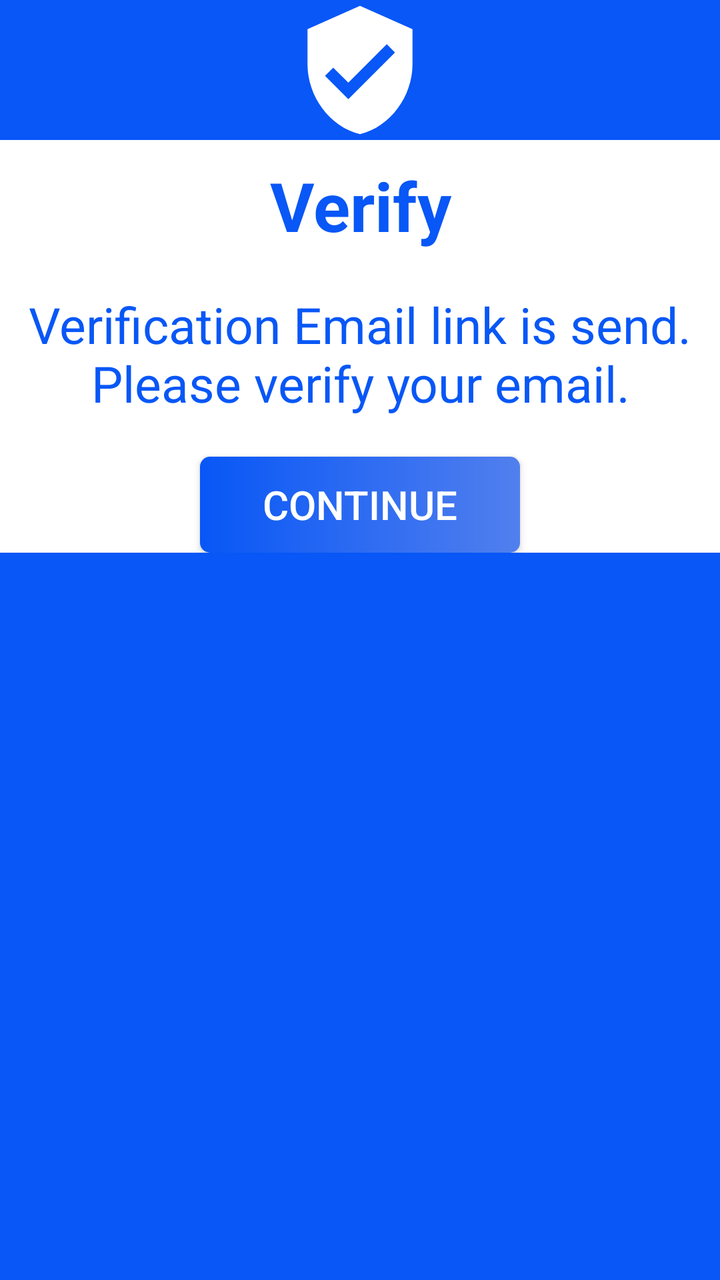
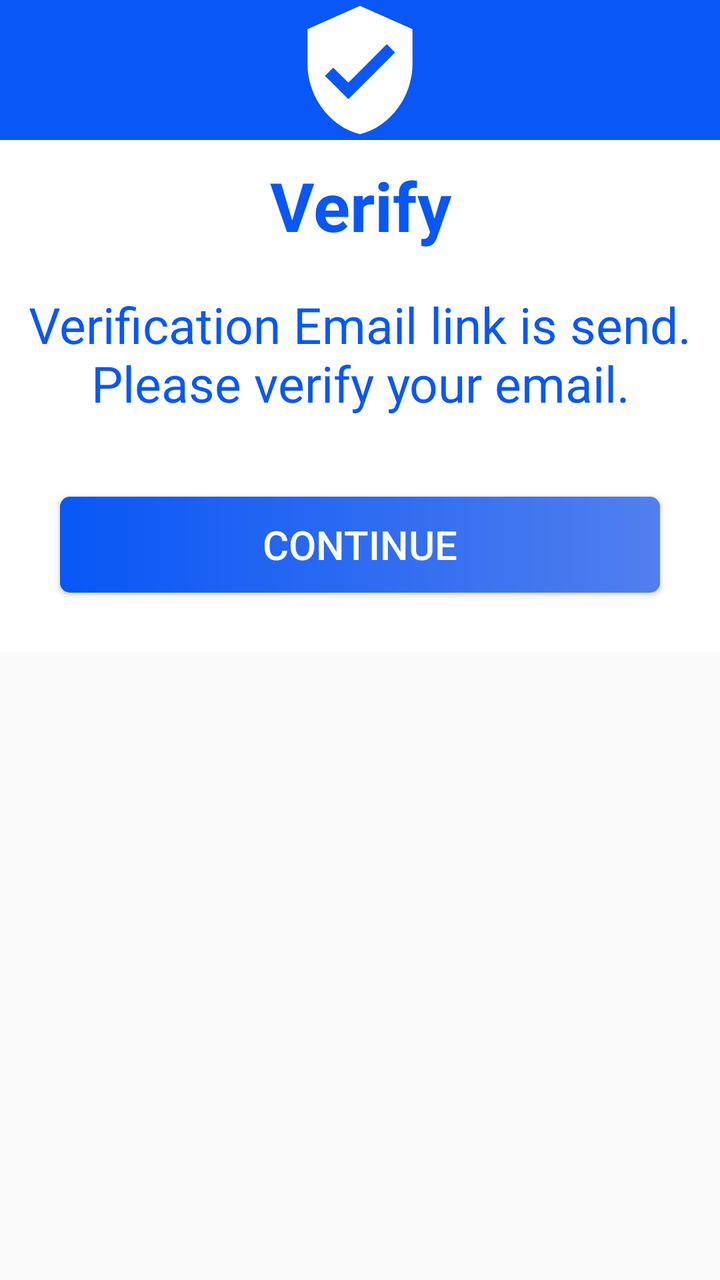

The first picture is an Android layout as it rendered before a commit; the second is the same layout after the commit. The layout source and the unified diff follow.
<!-- AndroidManifest.xml: application theme Theme.MCOEAdminApp -->
<!-- res/layout/custom_dialog_layout.xml -->
<?xml version="1.0" encoding="utf-8"?>
<LinearLayout xmlns:android="http://schemas.android.com/apk/res/android"
    android:layout_width="match_parent"
    android:layout_height="wrap_content"
    xmlns:app="http://schemas.android.com/apk/res-auto"
    android:background="@color/primary"
    android:orientation="vertical">

    <ImageView
        android:layout_width="match_parent"
        android:layout_height="70dp"
        android:src="@drawable/baseline_verified_user_24"/>
    <LinearLayout
        android:layout_width="match_parent"
        android:layout_height="wrap_content"
        android:background="@color/white"
        android:orientation="vertical">

        <TextView
            android:id="@+id/txt_dialog_box_title"
            android:layout_width="match_parent"
            android:layout_height="wrap_content"
            android:text="Verify"
            android:textSize="34sp"
            android:textStyle="bold"
            android:gravity="center"
            android:layout_margin="10dp"
            android:textColor="@color/primary"/>

        <TextView
            android:id="@+id/txt_dialog_box_context"
            android:layout_width="match_parent"
            android:layout_height="wrap_content"
            android:text="Verification Email link is send. Please verify your email."
            android:textSize="25sp"
            android:gravity="center"
            android:layout_margin="10dp"
            android:textColor="@color/primary"/>

        <androidx.appcompat.widget.AppCompatButton
            android:id="@+id/btn_dialog_continue"
            android:layout_width="160dp"
            android:layout_height="wrap_content"
            android:layout_gravity="center_horizontal"
            android:layout_marginTop="10dp"
            android:background="@drawable/button_background"
            android:onClick="loginActivity"
            android:text="Continue"
            android:textColor="@color/white"
            android:textSize="20dp" />

    </LinearLayout>

</LinearLayout>
<!-- resources referenced by this layout -->
<resources>
  <color name="primary">#0857F6</color>
  <color name="white">#FFFFFFFF</color>
  <!-- drawable baseline_verified_user_24 (drawable) -->
  <vector android:height="24dp"
      android:viewportHeight="24" android:viewportWidth="24"
      android:width="24dp" xmlns:android="http://schemas.android.com/apk/res/android">
      <path android:fillColor="@android:color/white" android:pathData="M12,1L3,5v6c0,5.55 3.84,10.74 9,12 5.16,-1.26 9,-6.45 9,-12L21,5l-9,-4zM10,17l-4,-4 1.41,-1.41L10,14.17l6.59,-6.59L18,9l-8,8z"/>
  </vector>
  <!-- drawable button_background (drawable) -->
  <?xml version="1.0" encoding="utf-8"?>
  <shape xmlns:android="http://schemas.android.com/apk/res/android" android:shape="rectangle">
  
      <corners android:radius="5dp"/>
  
      <gradient
          android:startColor="@color/primary"
          android:endColor="@color/secondary"/>
  </shape>
  <style name="Theme.MCOEAdminApp" parent="Theme.AppCompat.Light.DarkActionBar">
          
          <item name="colorPrimary">@color/primary</item>
          <item name="colorPrimaryVariant">@color/purple_700</item>
          <item name="colorOnPrimary">@color/white</item>
          
          <item name="colorSecondary">@color/teal_200</item>
          <item name="colorSecondaryVariant">@color/teal_700</item>
          <item name="colorOnSecondary">@color/black</item>
          
          <item name="android:statusBarColor">@color/primary</item>
          
      </style>
  <color name="secondary">#517FEE</color>
  <color name="purple_700">#3F51B5</color>
  <color name="teal_200">#FF03DAC5</color>
  <color name="teal_700">#FF018786</color>
  <color name="black">#000000</color>
</resources>

<!-- the commit's change to res/layout/custom_dialog_layout.xml (unified diff, before → after) -->
@@ -1,54 +1,62 @@
 <?xml version="1.0" encoding="utf-8"?>
-<LinearLayout xmlns:android="http://schemas.android.com/apk/res/android"
-    android:layout_width="match_parent"
-    android:layout_height="wrap_content"
-    xmlns:app="http://schemas.android.com/apk/res-auto"
-    android:background="@color/primary"
-    android:orientation="vertical">
-
-    <ImageView
-        android:layout_width="match_parent"
-        android:layout_height="70dp"
-        android:src="@drawable/baseline_verified_user_24"/>
-    <LinearLayout
+<androidx.constraintlayout.widget.ConstraintLayout xmlns:android="http://schemas.android.com/apk/res/android"
+    xmlns:tools="http://schemas.android.com/tools"
+    android:layout_width="wrap_content"
+    android:layout_height="wrap_content">
+    <ScrollView
         android:layout_width="match_parent"
         android:layout_height="wrap_content"
-        android:background="@color/white"
-        android:orientation="vertical">
-
-        <TextView
-            android:id="@+id/txt_dialog_box_title"
+        tools:ignore="MissingConstraints">
+        <LinearLayout
             android:layout_width="match_parent"
             android:layout_height="wrap_content"
-            android:text="Verify"
-            android:textSize="34sp"
-            android:textStyle="bold"
-            android:gravity="center"
-            android:layout_margin="10dp"
-            android:textColor="@color/primary"/>
+            android:background="@color/primary"
+            android:orientation="vertical">
 
-        <TextView
-            android:id="@+id/txt_dialog_box_context"
-            android:layout_width="match_parent"
-            android:layout_height="wrap_content"
-            android:text="Verification Email link is send. Please verify your email."
-            android:textSize="25sp"
-            android:gravity="center"
-            android:layout_margin="10dp"
-            android:textColor="@color/primary"/>
+            <ImageView
+                android:id="@+id/img_dilog"
+                android:layout_width="match_parent"
+                android:layout_height="70dp"
+                android:src="@drawable/baseline_verified_user_24"/>
+            <LinearLayout
+                android:layout_width="match_parent"
+                android:layout_height="wrap_content"
+                android:background="@color/white"
+                android:orientation="vertical">
 
-        <androidx.appcompat.widget.AppCompatButton
-            android:id="@+id/btn_dialog_continue"
-            android:layout_width="160dp"
-            android:layout_height="wrap_content"
-            android:layout_gravity="center_horizontal"
-            android:layout_marginTop="10dp"
-            android:background="@drawable/button_background"
-            android:onClick="loginActivity"
-            android:text="Continue"
-            android:textColor="@color/white"
-            android:textSize="20dp" />
+                <TextView
+                    android:id="@+id/txt_dialog_box_title"
+                    android:layout_width="match_parent"
+                    android:layout_height="wrap_content"
+                    android:text="Verify"
+                    android:textSize="34sp"
+                    android:textStyle="bold"
+                    android:gravity="center"
+                    android:layout_margin="10dp"
+                    android:textColor="@color/primary"/>
 
-    </LinearLayout>
+                <TextView
+                    android:id="@+id/txt_dialog_box_context"
+                    android:layout_width="match_parent"
+                    android:layout_height="wrap_content"
+                    android:text="Verification Email link is send. Please verify your email."
+                    android:textSize="25sp"
+                    android:gravity="center"
+                    android:layout_margin="10dp"
+                    android:textColor="@color/primary"/>
 
-</LinearLayout>
+                <androidx.appcompat.widget.AppCompatButton
+                    android:id="@+id/btn_dialog_continue"
+                    android:layout_width="match_parent"
+                    android:layout_height="wrap_content"
+                    android:layout_gravity="center_horizontal"
+                    android:layout_margin="30dp"
+                    android:background="@drawable/button_background"
+                    android:onClick="loginActivity"
+                    android:text="Continue"
+                    android:textColor="@color/white"
+                    android:textSize="20dp" />
+            </LinearLayout>
+        </LinearLayout>
+    </ScrollView>
+</androidx.constraintlayout.widget.ConstraintLayout>
